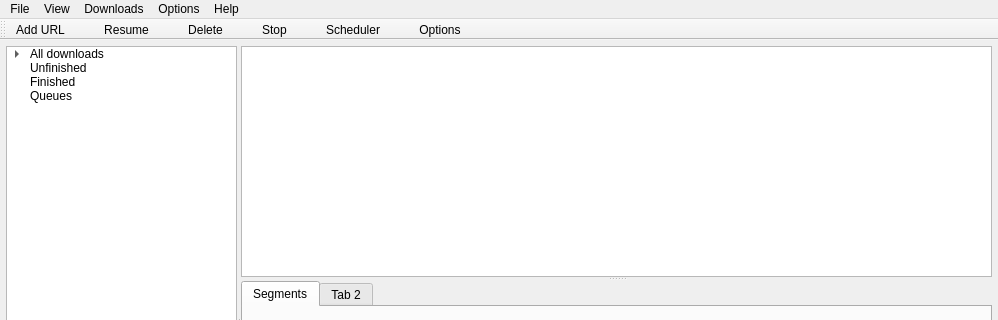
First picture: the form in mainwindow.ui, repository trunghieu2570/QDownloadManager, before the edit; both pictures show x 0 to 998 and y 0 to 320 of the 998 by 612 pixel window.
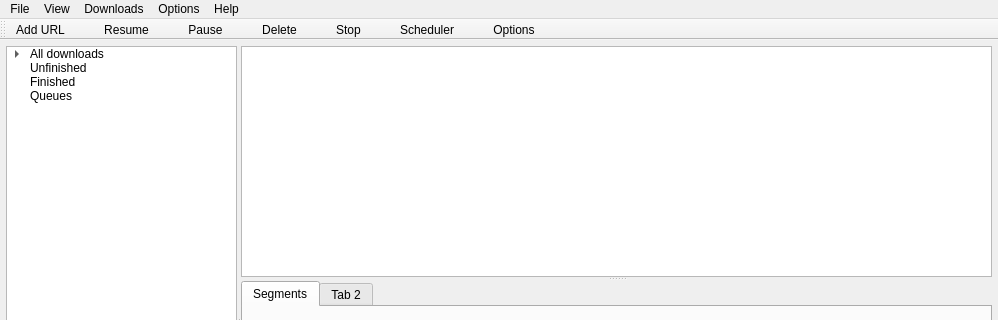
Second picture: the form after the edit. Icons and pictures are not drawn.

```diff
--- a/mainwindow.ui
+++ b/mainwindow.ui
@@ -335,6 +335,7 @@
    </attribute>
    <addaction name="actionAddURL"/>
    <addaction name="actionResume"/>
+   <addaction name="actionPause"/>
    <addaction name="actionDelete"/>
    <addaction name="actionStop"/>
    <addaction name="actionScheduler"/>
@@ -438,6 +439,15 @@
     <string>Stop queue</string>
    </property>
   </action>
+  <action name="actionPause">
+   <property name="icon">
+    <iconset resource="icons.qrc">
+     <normaloff>:/icons/icons/icons8_pause_button_48px.png</normaloff>:/icons/icons/icons8_pause_button_48px.png</iconset>
+   </property>
+   <property name="text">
+    <string>Pause</string>
+   </property>
+  </action>
  </widget>
  <resources>
   <include location="icons.qrc"/>
```
